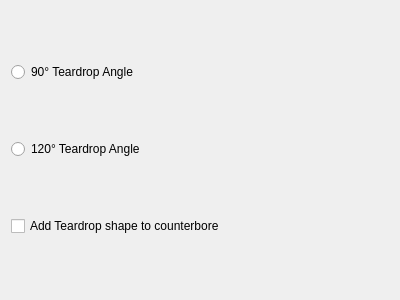
This is Resources/panels/ffDesign_Teardrop.ui in Rahix/FusedFilamentDesign as Qt 5 draws it before an edit. The edited form follows.
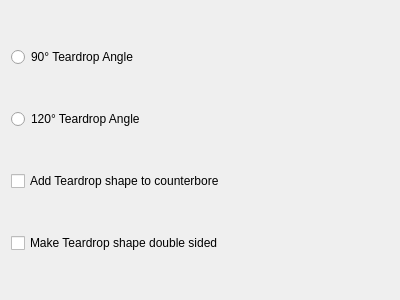
This is the edited form.

Commit message:
Teardrop: Add a checkbox to make the Teardrop double sided
Add a new checkbox in the Teardrop creation dialog that when
checked makes the teardrop shape double sided.
This is useful to give you more options for positioning
your parts on the build plate.

```diff
--- a/Resources/panels/ffDesign_Teardrop.ui
+++ b/Resources/panels/ffDesign_Teardrop.ui
@@ -38,6 +38,16 @@
     </property>
     </widget>
    </item>
+   <item row="3" column="0">
+    <widget class="QCheckBox" name="DoubleSided">
+    <property name="toolTip">
+      <string>Make the Teardrop shape double sided (symmetric).</string>
+    </property>
+    <property name="text">
+      <string>Make Teardrop shape double sided</string>
+    </property>
+    </widget>
+   </item>
   </layout>
  </widget>
  <resources/>
```
The commit also changes 1 other file.
